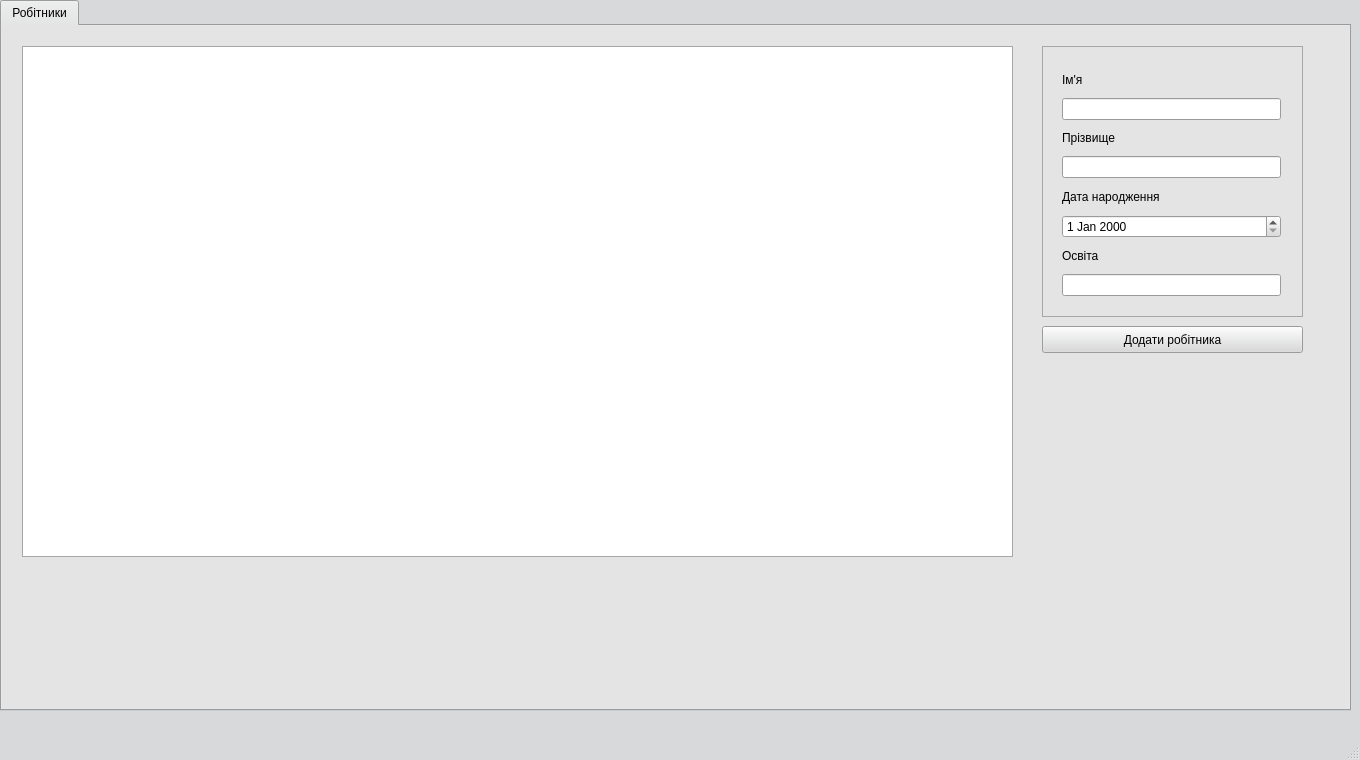
Old version of the form hr_department.ui in the repository landrew31/db_course_work.
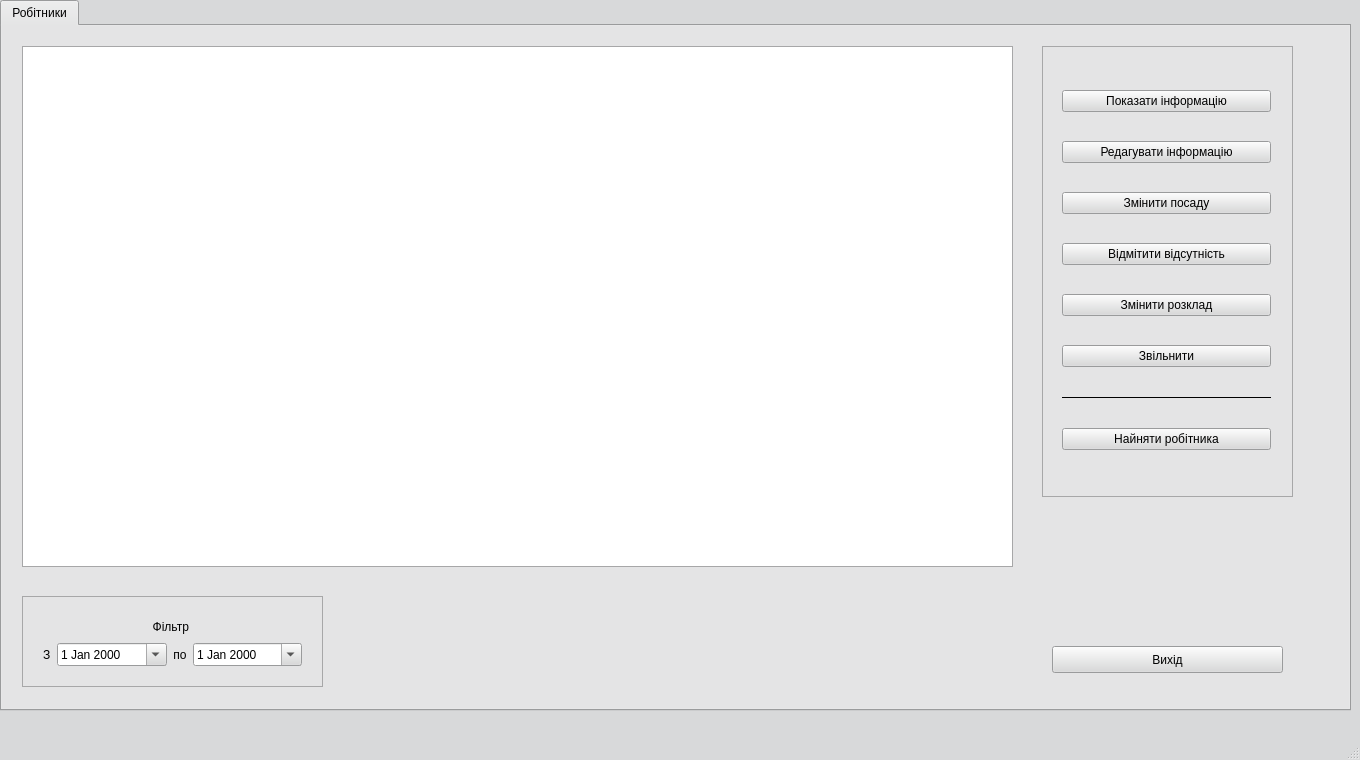
New version of the form.

Patch:
```diff
--- a/hr_department.ui
+++ b/hr_department.ui
@@ -496,7 +496,7 @@
         <x>20</x>
         <y>20</y>
         <width>991</width>
-        <height>511</height>
+        <height>521</height>
        </rect>
       </property>
       <attribute name="horizontalHeaderCascadingSectionResizes">
@@ -506,26 +506,13 @@
        <bool>false</bool>
       </attribute>
      </widget>
-     <widget class="QPushButton" name="button_addStuff">
-      <property name="geometry">
-       <rect>
-        <x>1040</x>
-        <y>300</y>
-        <width>261</width>
-        <height>27</height>
-       </rect>
-      </property>
-      <property name="text">
-       <string>Додати робітника</string>
-      </property>
-     </widget>
-     <widget class="QFrame" name="frame">
+     <widget class="QFrame" name="frame_actions">
       <property name="geometry">
        <rect>
         <x>1040</x>
         <y>20</y>
-        <width>261</width>
-        <height>271</height>
+        <width>251</width>
+        <height>451</height>
        </rect>
       </property>
       <property name="frameShape">
@@ -534,55 +521,217 @@
       <property name="frameShadow">
        <enum>QFrame::Raised</enum>
       </property>
-      <widget class="QWidget" name="gridLayoutWidget">
+      <widget class="QWidget" name="gridLayoutWidget_2">
        <property name="geometry">
         <rect>
          <x>9</x>
          <y>10</y>
-         <width>241</width>
-         <height>251</height>
+         <width>231</width>
+         <height>431</height>
         </rect>
        </property>
-       <layout class="QGridLayout" name="gridLayout">
+       <layout class="QGridLayout" name="gridLayout_2">
+        <item row="5" column="0">
+         <widget class="QPushButton" name="button_changePersSchedule">
+          <property name="cursor">
+           <cursorShape>PointingHandCursor</cursorShape>
+          </property>
+          <property name="text">
+           <string>Змінити розклад</string>
+          </property>
+         </widget>
+        </item>
         <item row="4" column="0">
-         <widget class="QLabel" name="label_3">
-          <property name="text">
-           <string>Дата народження</string>
+         <widget class="QPushButton" name="button_addPersAbsence">
+          <property name="cursor">
+           <cursorShape>PointingHandCursor</cursorShape>
           </property>
-         </widget>
-        </item>
-        <item row="2" column="0">
-         <widget class="QLabel" name="label_2">
           <property name="text">
-           <string>Прізвище</string>
-          </property>
-         </widget>
-        </item>
-        <item row="3" column="0">
-         <widget class="QLineEdit" name="line_persurname"/>
-        </item>
-        <item row="0" column="0">
-         <widget class="QLabel" name="label">
-          <property name="text">
-           <string>Ім'я</string>
+           <string>Відмітити відсутність</string>
           </property>
          </widget>
         </item>
         <item row="6" column="0">
-         <widget class="QLabel" name="label_4">
+         <widget class="QPushButton" name="button_firePers">
+          <property name="cursor">
+           <cursorShape>PointingHandCursor</cursorShape>
+          </property>
           <property name="text">
-           <string>Освіта</string>
+           <string>Звільнити</string>
           </property>
          </widget>
         </item>
-        <item row="1" column="0">
-         <widget class="QLineEdit" name="line_pername"/>
-        </item>
-        <item row="5" column="0">
-         <widget class="QDateEdit" name="date_perbirth"/>
-        </item>
         <item row="7" column="0">
-         <widget class="QLineEdit" name="line_peredu"/>
+         <widget class="Line" name="line">
+          <property name="frameShadow">
+           <enum>QFrame::Plain</enum>
+          </property>
+          <property name="orientation">
+           <enum>Qt::Horizontal</enum>
+          </property>
+         </widget>
+        </item>
+        <item row="0" column="0">
+         <widget class="QPushButton" name="button_showPersInfo">
+          <property name="cursor">
+           <cursorShape>PointingHandCursor</cursorShape>
+          </property>
+          <property name="text">
+           <string>Показати інформацію</string>
+          </property>
+         </widget>
+        </item>
+        <item row="2" column="0">
+         <widget class="QPushButton" name="button_changePersPosition">
+          <property name="cursor">
+           <cursorShape>PointingHandCursor</cursorShape>
+          </property>
+          <property name="text">
+           <string>Змінити посаду</string>
+          </property>
+         </widget>
+        </item>
+        <item row="1" column="0">
+         <widget class="QPushButton" name="button_editPersInfo">
+          <property name="cursor">
+           <cursorShape>PointingHandCursor</cursorShape>
+          </property>
+          <property name="text">
+           <string>Редагувати інформацію</string>
+          </property>
+         </widget>
+        </item>
+        <item row="8" column="0">
+         <widget class="QPushButton" name="button_addStuff">
+          <property name="cursor">
+           <cursorShape>PointingHandCursor</cursorShape>
+          </property>
+          <property name="text">
+           <string>Найняти робітника</string>
+          </property>
+         </widget>
+        </item>
+       </layout>
+      </widget>
+     </widget>
+     <widget class="QPushButton" name="button_closeWindow">
+      <property name="geometry">
+       <rect>
+        <x>1050</x>
+        <y>620</y>
+        <width>231</width>
+        <height>27</height>
+       </rect>
+      </property>
+      <property name="cursor">
+       <cursorShape>PointingHandCursor</cursorShape>
+      </property>
+      <property name="text">
+       <string>Вихід</string>
+      </property>
+     </widget>
+     <widget class="QFrame" name="frame_filter">
+      <property name="geometry">
+       <rect>
+        <x>20</x>
+        <y>570</y>
+        <width>301</width>
+        <height>91</height>
+       </rect>
+      </property>
+      <property name="autoFillBackground">
+       <bool>false</bool>
+      </property>
+      <property name="frameShape">
+       <enum>QFrame::StyledPanel</enum>
+      </property>
+      <property name="frameShadow">
+       <enum>QFrame::Sunken</enum>
+      </property>
+      <widget class="QWidget" name="gridLayoutWidget">
+       <property name="geometry">
+        <rect>
+         <x>10</x>
+         <y>10</y>
+         <width>281</width>
+         <height>71</height>
+        </rect>
+       </property>
+       <layout class="QGridLayout" name="gridLayout">
+        <item row="0" column="0">
+         <widget class="QLabel" name="label">
+          <property name="text">
+           <string>Фільтр </string>
+          </property>
+          <property name="alignment">
+           <set>Qt::AlignCenter</set>
+          </property>
+         </widget>
+        </item>
+        <item row="1" column="0">
+         <layout class="QHBoxLayout" name="horizontalLayout">
+          <property name="sizeConstraint">
+           <enum>QLayout::SetNoConstraint</enum>
+          </property>
+          <item>
+           <widget class="QLabel" name="label_2">
+            <property name="sizePolicy">
+             <sizepolicy hsizetype="Preferred" vsizetype="Preferred">
+              <horstretch>0</horstretch>
+              <verstretch>0</verstretch>
+             </sizepolicy>
+            </property>
+            <property name="text">
+             <string>З</string>
+            </property>
+           </widget>
+          </item>
+          <item>
+           <widget class="QDateEdit" name="dateEdit">
+            <property name="sizePolicy">
+             <sizepolicy hsizetype="Expanding" vsizetype="Fixed">
+              <horstretch>0</horstretch>
+              <verstretch>0</verstretch>
+             </sizepolicy>
+            </property>
+            <property name="cursor">
+             <cursorShape>PointingHandCursor</cursorShape>
+            </property>
+            <property name="calendarPopup">
+             <bool>true</bool>
+            </property>
+           </widget>
+          </item>
+          <item>
+           <widget class="QLabel" name="label_3">
+            <property name="text">
+             <string>по</string>
+            </property>
+            <property name="scaledContents">
+             <bool>false</bool>
+            </property>
+            <property name="alignment">
+             <set>Qt::AlignCenter</set>
+            </property>
+           </widget>
+          </item>
+          <item>
+           <widget class="QDateEdit" name="dateEdit_2">
+            <property name="sizePolicy">
+             <sizepolicy hsizetype="Expanding" vsizetype="Fixed">
+              <horstretch>0</horstretch>
+              <verstretch>0</verstretch>
+             </sizepolicy>
+            </property>
+            <property name="cursor">
+             <cursorShape>PointingHandCursor</cursorShape>
+            </property>
+            <property name="calendarPopup">
+             <bool>true</bool>
+            </property>
+           </widget>
+          </item>
+         </layout>
         </item>
        </layout>
       </widget>
```
